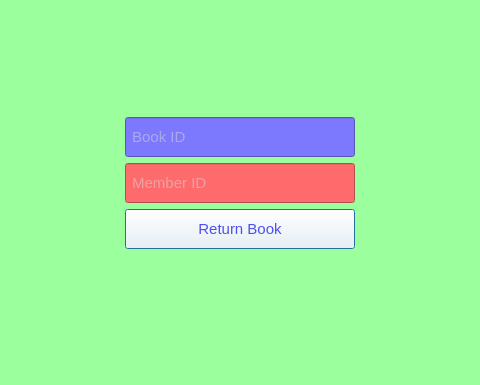
Above: window_returnbook.ui from Nilsae/LibraryManagementSystem before the change; both pictures show x 96 to 576 and y 144 to 529 of the 673 by 529 pixel window. Below: the same form after it.
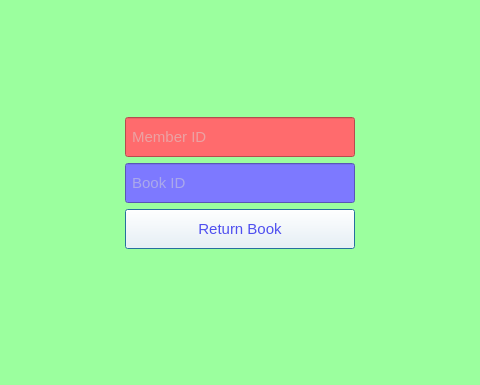
That is the form after the change. Icons and pictures are not drawn.

The edit to the form file:
```diff
--- a/window_returnbook.ui
+++ b/window_returnbook.ui
@@ -11,7 +11,7 @@
    </rect>
   </property>
   <property name="windowTitle">
-   <string>Return Book</string>
+   <string>Dialog</string>
   </property>
   <property name="styleSheet">
    <string notr="true">background-color: rgb(155, 255, 158);</string>
@@ -19,10 +19,73 @@
   <layout class="QVBoxLayout" name="verticalLayout">
    <item>
     <layout class="QGridLayout" name="gridLayout">
-     <item row="3" column="0">
-      <layout class="QVBoxLayout" name="verticalLayout_2"/>
-     </item>
      <item row="5" column="1">
+      <widget class="QLabel" name="label_2">
+       <property name="text">
+        <string/>
+       </property>
+      </widget>
+     </item>
+     <item row="2" column="1">
+      <widget class="QLineEdit" name="lineEdit_MemberId">
+       <property name="maximumSize">
+        <size>
+         <width>230</width>
+         <height>40</height>
+        </size>
+       </property>
+       <property name="font">
+        <font>
+         <family>Microsoft Sans Serif</family>
+         <pointsize>11</pointsize>
+        </font>
+       </property>
+       <property name="styleSheet">
+        <string notr="true">background-color: rgb(255, 107, 109);
+color: rgb(216, 216, 216);</string>
+       </property>
+       <property name="placeholderText">
+        <string> Member ID</string>
+       </property>
+      </widget>
+     </item>
+     <item row="1" column="1">
+      <widget class="QLabel" name="label">
+       <property name="text">
+        <string/>
+       </property>
+       <property name="pixmap">
+        <pixmap resource="image.qrc">:/img/img/return2.png</pixmap>
+       </property>
+      </widget>
+     </item>
+     <item row="3" column="1">
+      <widget class="QLineEdit" name="lineEdit_BookId">
+       <property name="maximumSize">
+        <size>
+         <width>230</width>
+         <height>40</height>
+        </size>
+       </property>
+       <property name="font">
+        <font>
+         <family>Microsoft Sans Serif</family>
+         <pointsize>11</pointsize>
+        </font>
+       </property>
+       <property name="styleSheet">
+        <string notr="true">background-color: rgb(125, 121, 255);
+color: rgb(216, 216, 216);</string>
+       </property>
+       <property name="placeholderText">
+        <string> Book ID     </string>
+       </property>
+      </widget>
+     </item>
+     <item row="2" column="0">
+      <layout class="QVBoxLayout" name="verticalLayout_2"/>
+     </item>
+     <item row="4" column="1">
       <widget class="QPushButton" name="pushButton_ReturnBook">
        <property name="maximumSize">
         <size>
@@ -55,24 +118,7 @@
        </property>
       </widget>
      </item>
-     <item row="6" column="1">
-      <widget class="QLabel" name="label_2">
-       <property name="text">
-        <string/>
-       </property>
-      </widget>
-     </item>
-     <item row="1" column="1">
-      <widget class="QLabel" name="label">
-       <property name="text">
-        <string/>
-       </property>
-       <property name="pixmap">
-        <pixmap resource="image.qrc">:/img/img/return2.png</pixmap>
-       </property>
-      </widget>
-     </item>
-     <item row="3" column="2">
+     <item row="2" column="2">
       <layout class="QVBoxLayout" name="verticalLayout_3"/>
      </item>
      <item row="0" column="1">
@@ -82,52 +128,6 @@
        </property>
       </widget>
      </item>
-     <item row="3" column="1">
-      <widget class="QLineEdit" name="lineEdit_MemberId">
-       <property name="maximumSize">
-        <size>
-         <width>230</width>
-         <height>40</height>
-        </size>
-       </property>
-       <property name="font">
-        <font>
-         <family>Microsoft Sans Serif</family>
-         <pointsize>11</pointsize>
-        </font>
-       </property>
-       <property name="styleSheet">
-        <string notr="true">background-color: rgb(255, 107, 109);
-color: rgb(216, 216, 216);</string>
-       </property>
-       <property name="placeholderText">
-        <string> Member ID</string>
-       </property>
-      </widget>
-     </item>
-     <item row="2" column="1">
-      <widget class="QLineEdit" name="lineEdit_BookId">
-       <property name="maximumSize">
-        <size>
-         <width>230</width>
-         <height>40</height>
-        </size>
-       </property>
-       <property name="font">
-        <font>
-         <family>Microsoft Sans Serif</family>
-         <pointsize>11</pointsize>
-        </font>
-       </property>
-       <property name="styleSheet">
-        <string notr="true">background-color: rgb(125, 121, 255);
-color: rgb(216, 216, 216);</string>
-       </property>
-       <property name="placeholderText">
-        <string> Book ID     </string>
-       </property>
-      </widget>
-     </item>
     </layout>
    </item>
   </layout>
```
